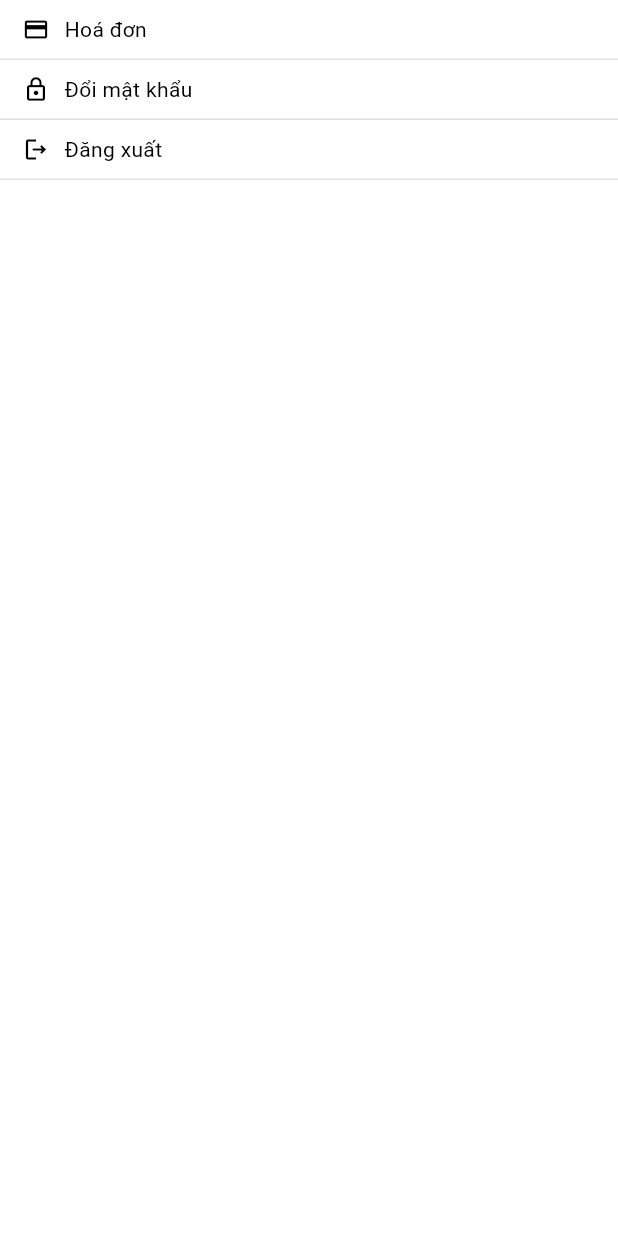
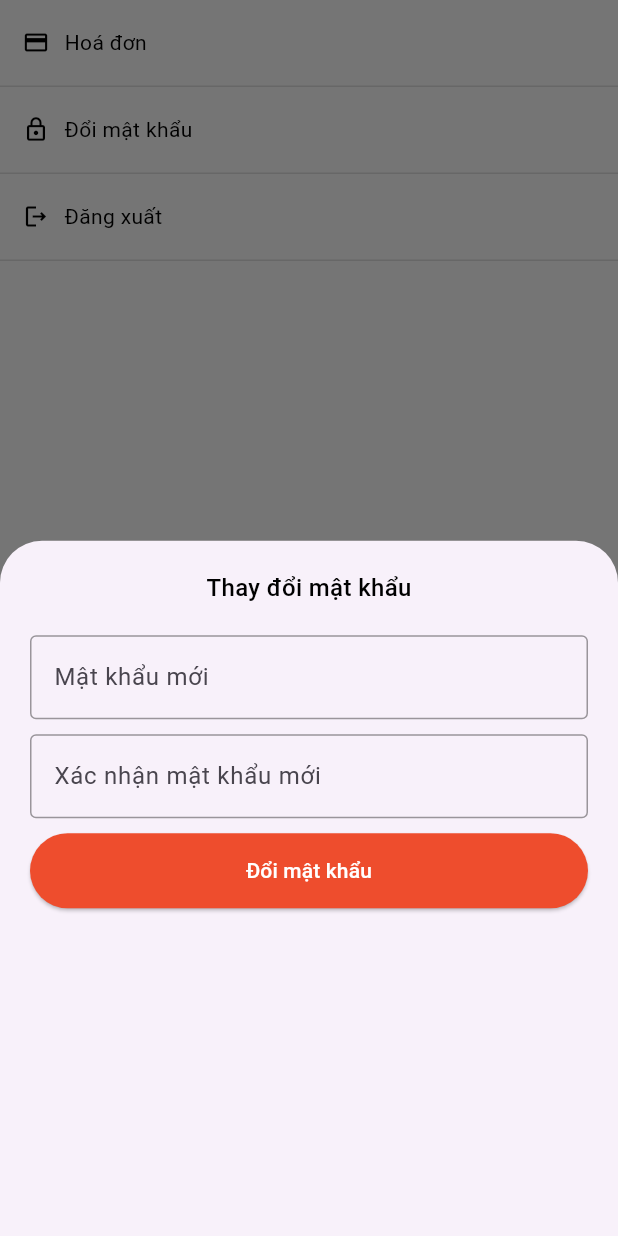
Before and after one commit to vuluu2k/decor_shop_app, a Flutter app: the TopButtons widget shown alone on an empty page, opened directly, after a tap on "Đổi mật khẩu", on a phone screen of 412 x 824 dp. Run offline on Flutter 3.47's test engine with Material 3 defaults, Android fonts, the phone set to English and light mode, and no system bars; our stand-ins replace carousel_slider, shared_preferences; accounts and stored records are empty; network calls fail.

Commit message:
update account view

```diff
--- a/lib/features/account/screens/account_screen.dart
+++ b/lib/features/account/screens/account_screen.dart
@@ -73,7 +73,7 @@ class _AccountScreenState extends State<AccountScreen> {
           SizedBox(
             height: 20,
           ),
-          Orders()
+          // Orders()
         ],
       ),
     );
--- a/lib/features/account/widgets/account_button.dart
+++ b/lib/features/account/widgets/account_button.dart
@@ -26,7 +26,7 @@ class AccountButton extends StatelessWidget {
             ),
           ),
         ),
-        height: 40,
+        height: 58,
         child: Row(
           mainAxisAlignment: MainAxisAlignment.start,
           crossAxisAlignment: CrossAxisAlignment.center,
--- a/lib/features/account/widgets/top_buttons.dart
+++ b/lib/features/account/widgets/top_buttons.dart
@@ -1,4 +1,6 @@
 import 'package:flutter/material.dart';
+import 'package:shop/common/widgets/custom_button.dart';
+import 'package:shop/common/widgets/custom_textfield.dart';
 import 'package:shop/features/account/widgets/account_button.dart';
 
 class TopButtons extends StatelessWidget {
@@ -19,7 +21,60 @@ class TopButtons extends StatelessWidget {
           ),
           AccountButton(
             text: 'Đổi mật khẩu',
-            onTap: () {},
+            onTap: () {
+              showModalBottomSheet(
+                context: context,
+                builder: (context) {
+                  final TextEditingController _passwordController =
+                      TextEditingController();
+                  final TextEditingController _rePasswordController =
+                      TextEditingController();
+
+                  return StatefulBuilder(builder: (context, setState) {
+                    return Container(
+                      padding: const EdgeInsets.all(20),
+                      child: Column(
+                        children: [
+                          const Padding(
+                            padding: EdgeInsets.only(bottom: 20),
+                            child: Text(
+                              'Thay đổi mật khẩu',
+                              style: TextStyle(
+                                color: Colors.black,
+                                fontSize: 16,
+                                fontWeight: FontWeight.w500,
+                              ),
+                            ),
+                          ),
+                          Form(
+                            child: Column(
+                              children: [
+                                CustomTextField(
+                                  controller: _passwordController,
+                                  hintText: "Mật khẩu mới",
+                                  obscureText: true,
+                                ),
+                                const SizedBox(height: 10),
+                                CustomTextField(
+                                  controller: _rePasswordController,
+                                  hintText: "Xác nhận mật khẩu mới",
+                                  obscureText: true,
+                                ),
+                                const SizedBox(height: 10),
+                                CustomButton(
+                                  text: 'Đổi mật khẩu',
+                                  onTap: () {},
+                                )
+                              ],
+                            ),
+                          )
+                        ],
+                      ),
+                    );
+                  });
+                },
+              );
+            },
             icon: Icons.lock_outlined,
           ),
           AccountButton(
--- a/lib/features/auth/services/auth_service.dart
+++ b/lib/features/auth/services/auth_service.dart
@@ -127,4 +127,22 @@ class AuthService {
       showSnackBar(context, e.toString());
     }
   }
+
+  void changePassword({
+    required BuildContext context,
+    required String password,
+    required String rePassword,
+  }) async {
+    try {
+      if (password != rePassword) {
+        showSnackBar(context, "Mật khẩu không khớp!");
+        return;
+      }
+
+      SharedPreferences prefs = await SharedPreferences.getInstance();
+      String? token = prefs.getString('token');
+    } catch (e) {
+      showSnackBar(context, e.toString());
+    }
+  }
 }
```
